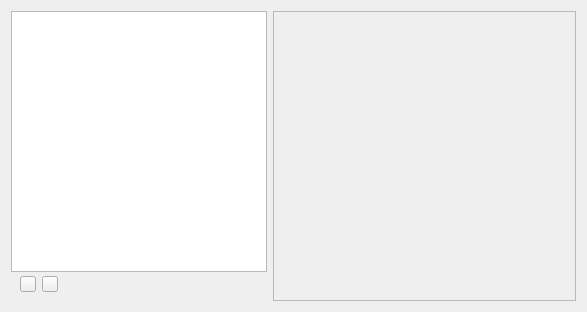
Above: BracketMaster/ClubsEditor.ui from gcdean/TournamentMaster before the change. Below: the same form after it.
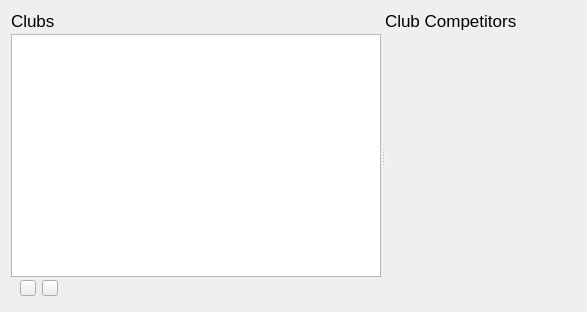
That is the form after the change. Icons and pictures are not drawn. Custom widgets are drawn as their Qt base class.

Commit message: UI Changes. More will need to be done.

```diff
--- a/BracketMaster/ClubsEditor.ui
+++ b/BracketMaster/ClubsEditor.ui
@@ -18,7 +18,7 @@
   <property name="windowTitle">
    <string>Form</string>
   </property>
-  <layout class="QHBoxLayout" name="horizontalLayout" stretch="0,1">
+  <layout class="QVBoxLayout" name="verticalLayout_3">
    <item>
     <widget class="QSplitter" name="splitter">
      <property name="orientation">
@@ -29,6 +29,22 @@
        <property name="spacing">
         <number>3</number>
        </property>
+       <property name="leftMargin">
+        <number>0</number>
+       </property>
+       <property name="topMargin">
+        <number>0</number>
+       </property>
+       <property name="bottomMargin">
+        <number>5</number>
+       </property>
+       <item>
+        <widget class="QLabel" name="label">
+         <property name="text">
+          <string>Clubs</string>
+         </property>
+        </widget>
+       </item>
        <item>
         <widget class="QListView" name="clubList">
          <property name="editTriggers">
@@ -58,7 +74,10 @@
         <widget class="QWidget" name="horizontalWidget" native="true">
          <layout class="QHBoxLayout" name="horizontalLayout_3">
           <property name="topMargin">
-           <number>1</number>
+           <number>0</number>
+          </property>
+          <property name="bottomMargin">
+           <number>0</number>
           </property>
           <item>
            <widget class="QPushButton" name="removeClubBtn">
@@ -129,7 +148,7 @@
             <property name="sizeHint" stdset="0">
              <size>
               <width>40</width>
-              <height>16</height>
+              <height>1</height>
              </size>
             </property>
            </spacer>
@@ -139,17 +158,15 @@
        </item>
       </layout>
      </widget>
-    </widget>
-   </item>
-   <item>
-    <widget class="QFrame" name="frame">
-     <property name="frameShape">
-      <enum>QFrame::StyledPanel</enum>
-     </property>
-     <property name="frameShadow">
-      <enum>QFrame::Raised</enum>
-     </property>
-     <layout class="QVBoxLayout" name="verticalLayout_2">
+     <widget class="QWidget" name="widget_2" native="true">
+      <layout class="QVBoxLayout" name="verticalLayout_2" stretch="0,1">
+       <item>
+        <widget class="QLabel" name="label_2">
+         <property name="text">
+          <string>Club Competitors</string>
+         </property>
+        </widget>
+       </item>
       <item>
        <widget class="CompetitorList" name="competitorsList" native="true">
         <property name="baseSize">
@@ -161,6 +178,7 @@
        </widget>
       </item>
      </layout>
+     </widget>
     </widget>
    </item>
   </layout>
```
Lines whose indentation alone changed are shown as unchanged. The commit also changes 5 other files.
